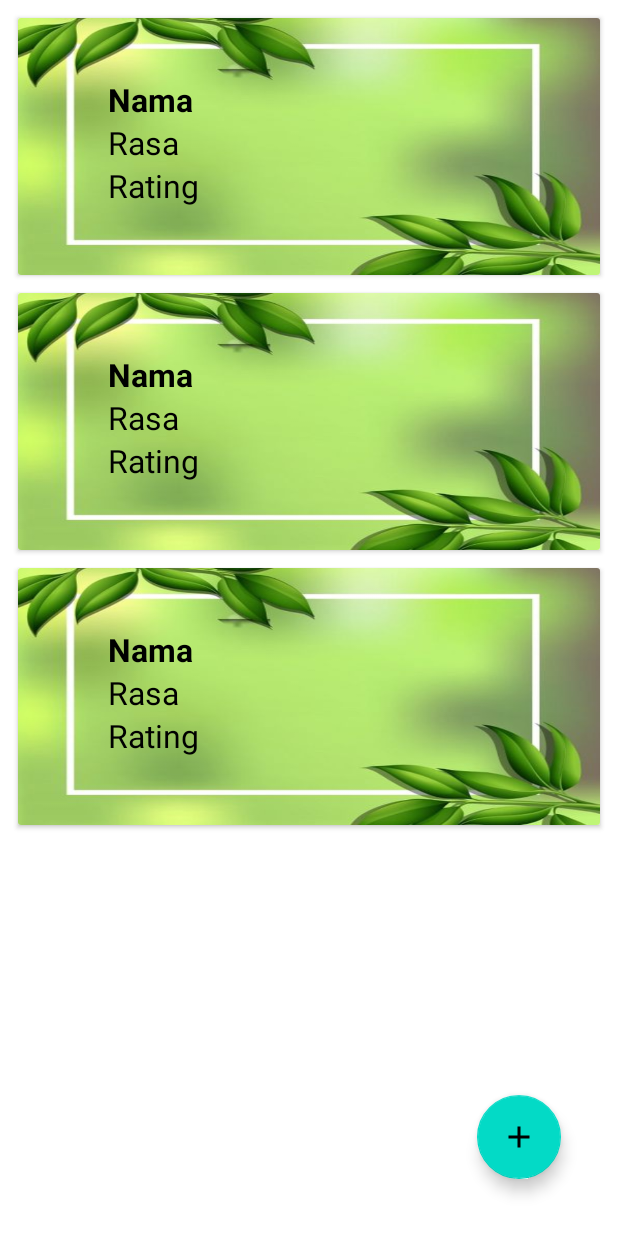
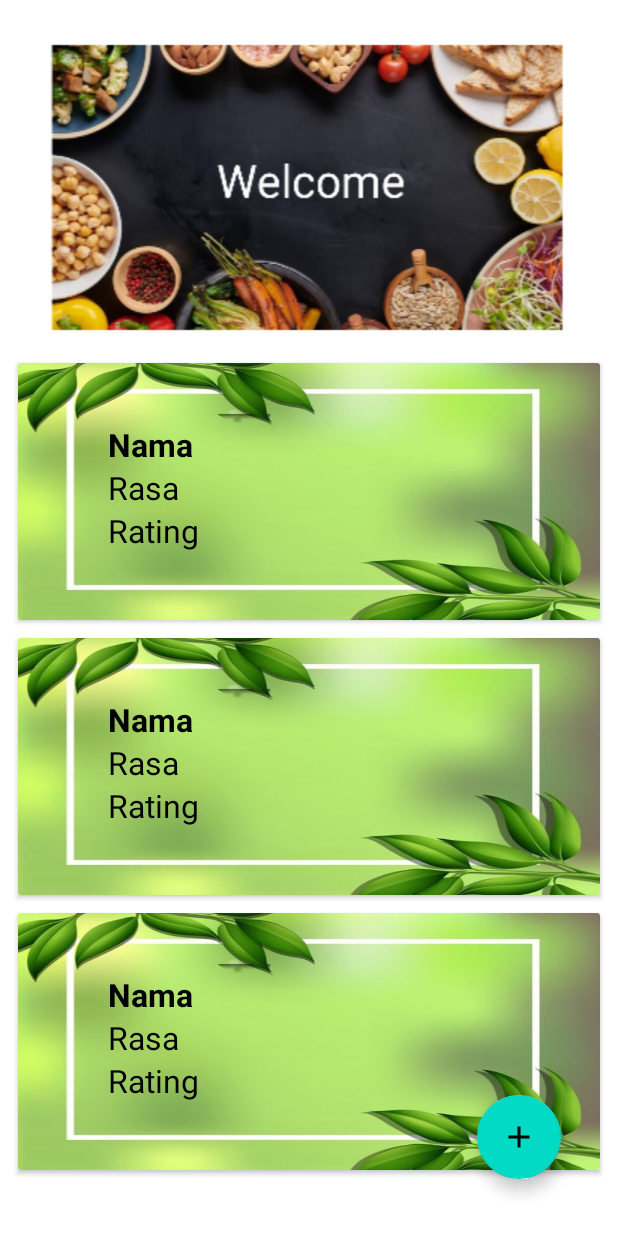
Before and after one commit to michellegra/ProjectPAB_2125250010, an Android app: the layout activity_main.xml on its own in the app's theme, with its tools: preview values and no code run, on a phone screen of 412 x 824 dp. Run offline under Robolectric (Android 15) with nearby library versions, the phone set to English and light mode, and no system bars.

Commit message:
sesai ygy

```diff
--- a/app/src/main/res/layout/activity_main.xml
+++ b/app/src/main/res/layout/activity_main.xml
@@ -8,10 +8,27 @@
     android:layout_margin="6dp"
     tools:context=".Activity.MainActivity">
 
+    <ImageView
+        android:layout_width="match_parent"
+        android:layout_height="wrap_content"
+        android:src="@drawable/tcsnack"
+        android:layout_marginTop="20dp"
+        />
+<!--    <TextView-->
+<!--        android:layout_width="match_parent"-->
+<!--        android:layout_height="wrap_content"-->
+<!--        android:text="Welcome"-->
+<!--        android:textColor="@color/white"-->
+<!--        android:textSize="35sp"-->
+<!--        android:layout_marginLeft="130dp"-->
+<!--        android:layout_marginTop="80dp"-->
+<!--        />-->
+
     <androidx.recyclerview.widget.RecyclerView
         android:id="@+id/rv_Jajanan"
         android:layout_width="match_parent"
         android:layout_height="match_parent"
+        android:layout_marginTop="230dp"
         tools:listitem="@layout/list_item_jajanan"
         />
     <ProgressBar
```
Also changed, not shown: app/src/main/res/drawable/bgfotosnacklagi.jpg (added), app/src/main/res/drawable/snackfoto.jpg (added), app/src/main/res/drawable/snacklagi.jpg (added), app/src/main/res/drawable/tcsnack.png (added).
